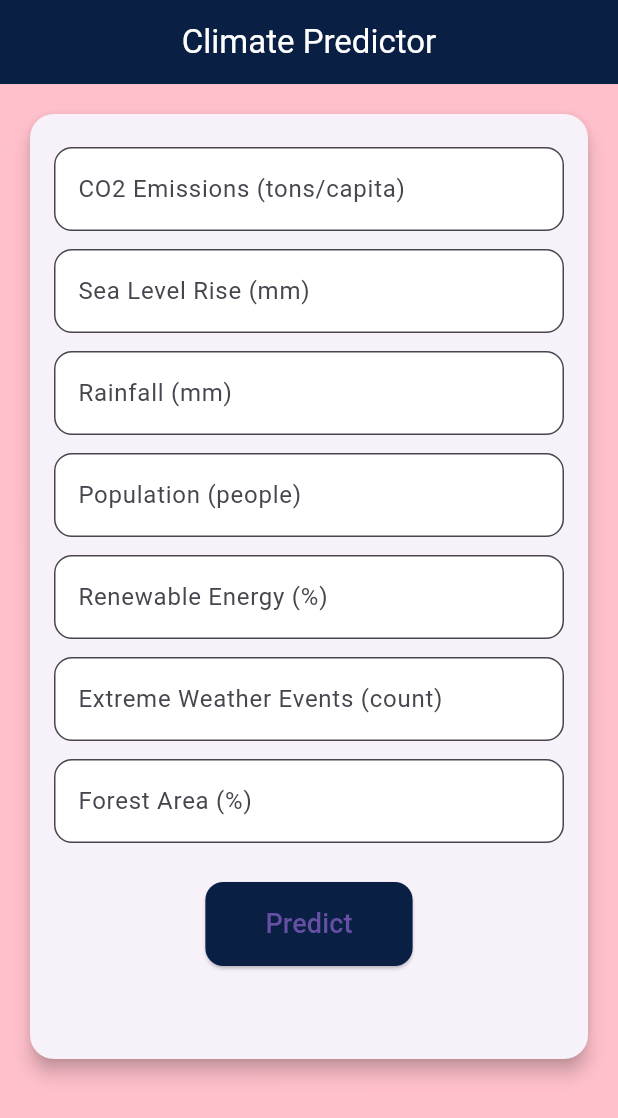
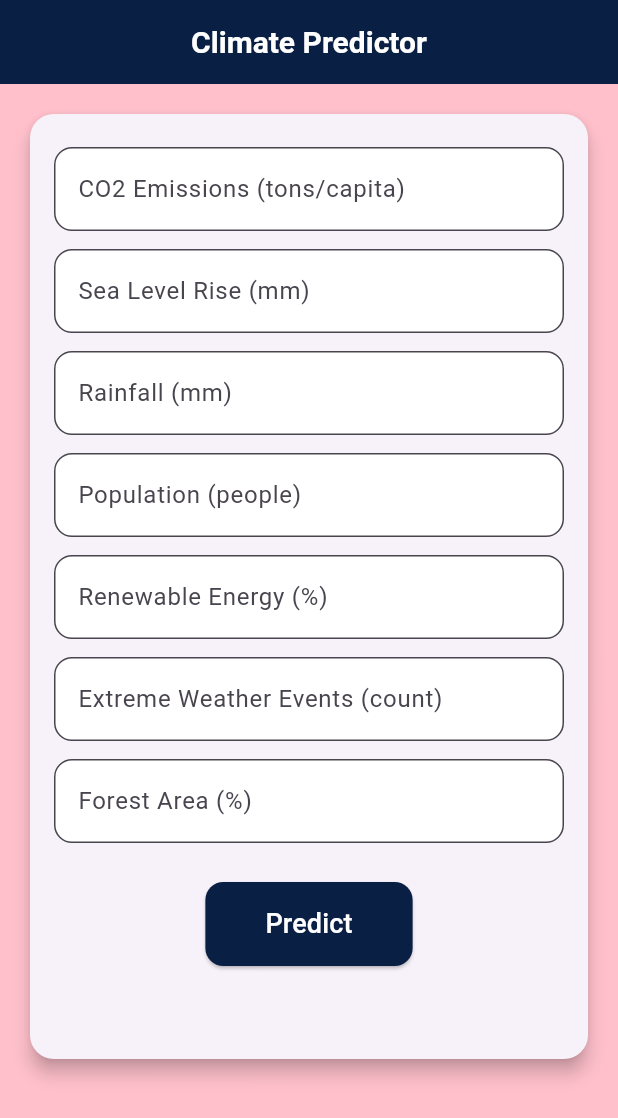
Before and after one commit to Muyizereberissa/linear_regression_model, a Flutter app: the screen it shows after launch, on a phone screen of 412 x 824 dp. Shown: the top 1118 px of the screen. Run offline on Flutter 3.47's test engine with Material 3 defaults, Android fonts, the phone set to English and light mode, and no system bars.

Commit message:
updated Readme file

```diff
--- a/temperature_prediction_app/lib/main.dart
+++ b/temperature_prediction_app/lib/main.dart
@@ -14,6 +14,18 @@ class MyApp extends StatelessWidget {
     theme: ThemeData(
       primaryColor: Color(0xFF0A1F44),
       scaffoldBackgroundColor: Color(0xFFFFC0CB),
+
+      appBarTheme: AppBarTheme(
+        backgroundColor: Color(0xFF0A1F44),
+        titleTextStyle: TextStyle(
+          color: Colors.white,
+          fontSize: 20,
+          fontWeight: FontWeight.bold,
+        ),
+        iconTheme: IconThemeData(
+          color: Colors.white,
+        ),
+      ),
     ),
     home: PredictionPage(),
   );
@@ -152,7 +164,7 @@ class _PredictionPageState extends State<PredictionPage> {
                             borderRadius: BorderRadius.circular(12),
                           ),
                         ),
-                        child: Text("Predict", style: TextStyle(fontSize: 18)),
+                        child: Text("Predict", style: TextStyle(fontSize: 18, color: Colors.white)),
                       ),
 
                 SizedBox(height: 20),
```
Lines whose indentation alone changed are shown as unchanged.
